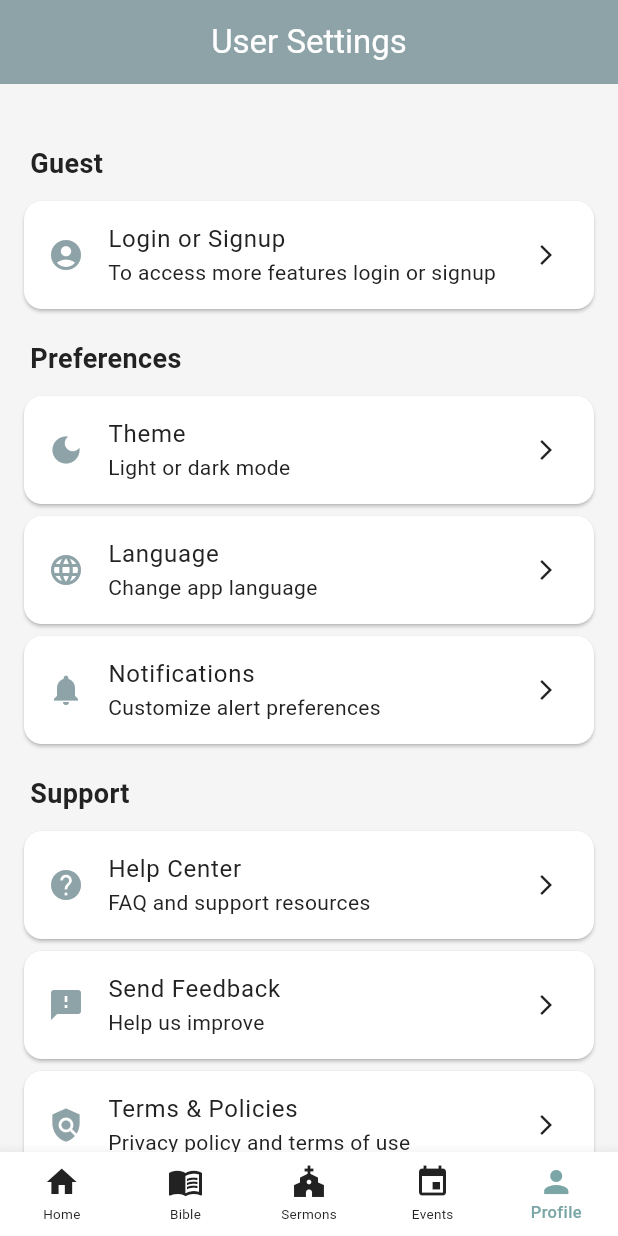
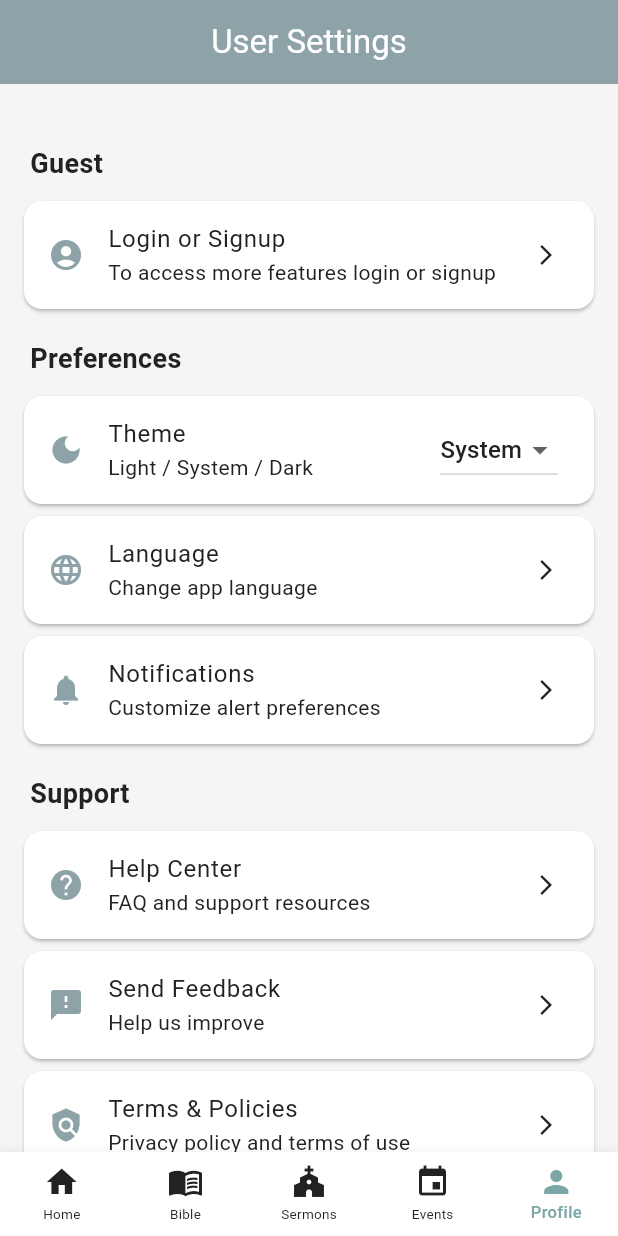
Before and after one commit to AlphaHasher/ChurchLink, a Flutter app: the screen it shows after launch, item 5 of the bottom bar chosen, on a phone screen of 412 x 824 dp. Run offline on Flutter 3.47's test engine with Material 3 defaults, Android fonts, the phone set to English and light mode, and no system bars; our stand-ins replace app_links, cached_network_image, connectivity_plus, dio, firebase_auth, firebase_core and 11 more; missing offline and left inert: android_intent_plus, webview_flutter_android, webview_flutter_wkwebview; accounts and stored records are empty; network calls fail.

Commit message:
theming implementation with placeholder toggle

```diff
--- a/frontend/app/lib/pages/user/user_settings.dart
+++ b/frontend/app/lib/pages/user/user_settings.dart
@@ -22,6 +22,8 @@ import 'family_members_page.dart';
 import 'notification_settings_page.dart';
 import '../my_events_page.dart';
 import 'package:flutter_dotenv/flutter_dotenv.dart';
+import 'package:app/theme/theme_controller.dart';
+
 
 class UserSettings extends StatefulWidget {
   const UserSettings({super.key});
@@ -318,7 +320,23 @@ class _UserSettingsState extends State<UserSettings> {
           {
             'icon': Icons.dark_mode,
             'title': 'Theme',
-            'subtitle': 'Light or dark mode',
+            'subtitle': 'Light / System / Dark',
+            // No 'ontap' here; the control is inline:
+            'trailing': AnimatedBuilder(
+              animation: ThemeController.instance,
+              builder: (context, _) {
+                final mode = ThemeController.instance.mode;
+                return DropdownButton<ThemeMode>(
+                  value: mode,
+                  onChanged: (m) => ThemeController.instance.setMode(m!),
+                  items: const [
+                    DropdownMenuItem(value: ThemeMode.light,  child: Text('Light')),
+                    DropdownMenuItem(value: ThemeMode.system, child: Text('System')),
+                    DropdownMenuItem(value: ThemeMode.dark,   child: Text('Dark')),
+                  ],
+                );
+              },
+            ),
           },
           {
             'icon': Icons.language,
@@ -404,7 +422,7 @@ class _UserSettingsState extends State<UserSettings> {
                   if (_isUploading)
                     Positioned.fill(
                       child: Container(
-                        color: Colors.black.withValues(alpha: 0.3),
+                        color: Colors.black.withOpacity(0.3),
                         child: const Center(
                           child: CircularProgressIndicator(color: Colors.white),
                         ),
@@ -465,7 +483,8 @@ class _UserSettingsState extends State<UserSettings> {
               leading: Icon(item['icon'] as IconData, color: ssbcGray),
               title: Text(item['title'] as String),
               subtitle: Text(item['subtitle'] as String),
-              trailing: const Icon(Icons.arrow_forward_ios, size: 16),
+              trailing: item['trailing'] as Widget?
+                  ?? const Icon(Icons.arrow_forward_ios, size: 16),
               onTap: item['ontap'] as void Function()?,
             ),
           ),
```
